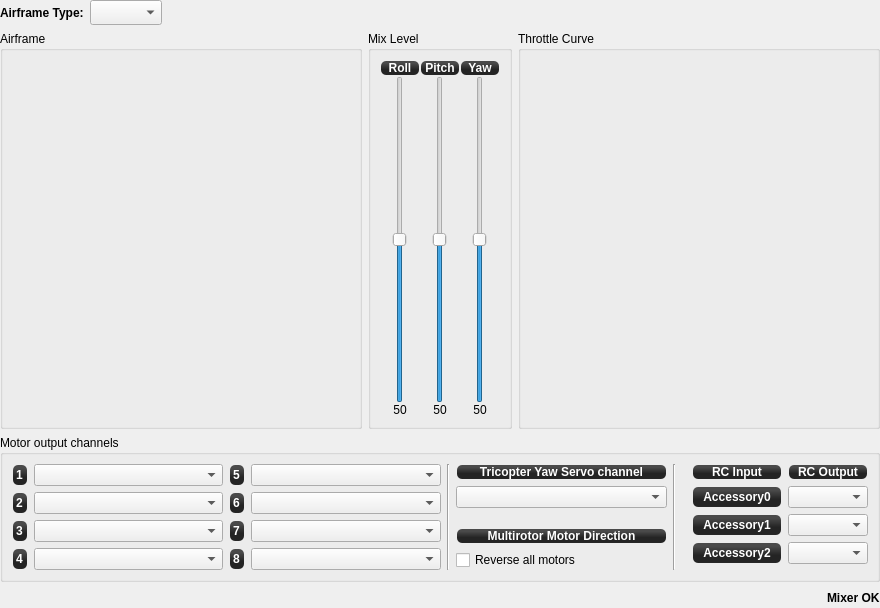
The window that ground/openpilotgcs/src/plugins/config/airframe_multirotor.ui (openpilot/OpenPilot) describes before a commit, drawn with Qt 5.
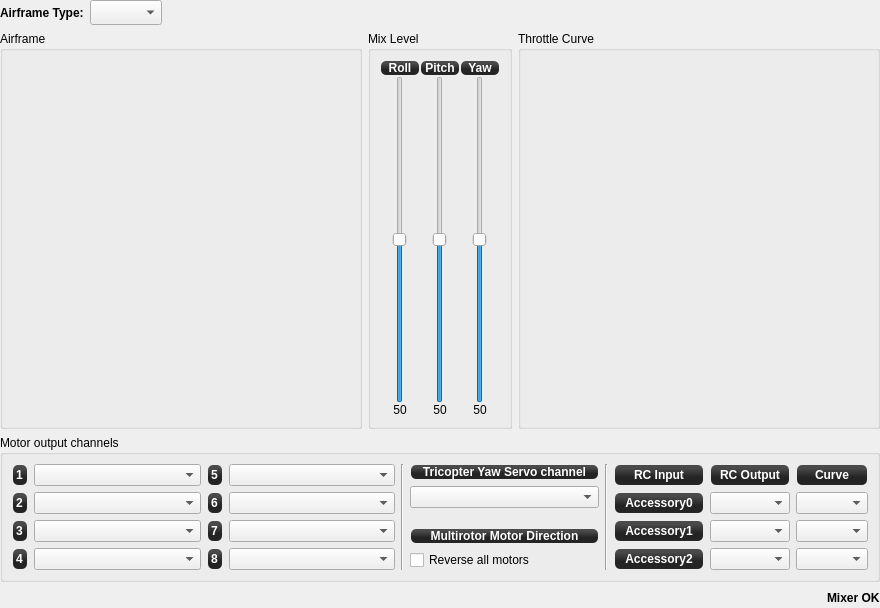
The same window after the commit. Custom widgets are drawn as their Qt base class.

Commit message: OP-1698 Add curve choice for all accessory outputs

```diff
--- a/ground/openpilotgcs/src/plugins/config/airframe_multirotor.ui
+++ b/ground/openpilotgcs/src/plugins/config/airframe_multirotor.ui
@@ -525,28 +525,38 @@
        <number>9</number>
       </property>
       <item row="0" column="6" rowspan="5">
-       <layout class="QFormLayout" name="formLayout">
+       <layout class="QGridLayout" name="gridLayout_3">
         <property name="sizeConstraint">
          <enum>QLayout::SetMaximumSize</enum>
         </property>
-        <property name="fieldGrowthPolicy">
-         <enum>QFormLayout::AllNonFixedFieldsGrow</enum>
-        </property>
         <property name="leftMargin">
-         <number>10</number>
+         <number>0</number>
         </property>
-        <item row="0" column="0">
-         <widget class="QLabel" name="label_2">
+        <item row="1" column="1">
+         <widget class="QComboBox" name="rcOutputChannelBox1">
           <property name="sizePolicy">
-           <sizepolicy hsizetype="Preferred" vsizetype="Preferred">
+           <sizepolicy hsizetype="MinimumExpanding" vsizetype="Fixed">
             <horstretch>0</horstretch>
             <verstretch>0</verstretch>
            </sizepolicy>
           </property>
           <property name="minimumSize">
            <size>
+            <width>80</width>
+            <height>0</height>
+           </size>
+          </property>
+          <property name="toolTip">
+           <string>Select output channel for Accessory0 RcInput</string>
+          </property>
+         </widget>
+        </item>
+        <item row="2" column="0">
+         <widget class="QLabel" name="label_8">
+          <property name="minimumSize">
+           <size>
             <width>90</width>
-            <height>16</height>
+            <height>0</height>
            </size>
           </property>
           <property name="styleSheet">
@@ -557,7 +567,7 @@
 margin:1px;</string>
           </property>
           <property name="text">
-           <string>RC Input</string>
+           <string>Accessory1</string>
           </property>
           <property name="alignment">
            <set>Qt::AlignCenter</set>
@@ -625,31 +635,18 @@
           </property>
          </widget>
         </item>
-        <item row="1" column="1">
-         <widget class="QComboBox" name="rcOutputChannelBox1">
+        <item row="0" column="0">
+         <widget class="QLabel" name="label_2">
           <property name="sizePolicy">
-           <sizepolicy hsizetype="MinimumExpanding" vsizetype="Fixed">
+           <sizepolicy hsizetype="Preferred" vsizetype="Preferred">
             <horstretch>0</horstretch>
             <verstretch>0</verstretch>
            </sizepolicy>
           </property>
-          <property name="minimumSize">
-           <size>
-            <width>80</width>
-            <height>0</height>
-           </size>
-          </property>
-          <property name="toolTip">
-           <string>Select output channel for Accessory0 RcInput</string>
-          </property>
-         </widget>
-        </item>
-        <item row="2" column="0">
-         <widget class="QLabel" name="label_8">
           <property name="minimumSize">
            <size>
             <width>90</width>
-            <height>0</height>
+            <height>16</height>
            </size>
           </property>
           <property name="styleSheet">
@@ -660,13 +657,32 @@
 margin:1px;</string>
           </property>
           <property name="text">
-           <string>Accessory1</string>
+           <string>RC Input</string>
           </property>
           <property name="alignment">
            <set>Qt::AlignCenter</set>
           </property>
          </widget>
         </item>
+        <item row="3" column="1">
+         <widget class="QComboBox" name="rcOutputChannelBox3">
+          <property name="sizePolicy">
+           <sizepolicy hsizetype="MinimumExpanding" vsizetype="Fixed">
+            <horstretch>0</horstretch>
+            <verstretch>0</verstretch>
+           </sizepolicy>
+          </property>
+          <property name="minimumSize">
+           <size>
+            <width>80</width>
+            <height>0</height>
+           </size>
+          </property>
+          <property name="toolTip">
+           <string>Select output channel for Accessory2 RcInput</string>
+          </property>
+         </widget>
+        </item>
         <item row="2" column="1">
          <widget class="QComboBox" name="rcOutputChannelBox2">
           <property name="sizePolicy">
@@ -709,22 +725,44 @@
           </property>
          </widget>
         </item>
-        <item row="3" column="1">
-         <widget class="QComboBox" name="rcOutputChannelBox3">
-          <property name="sizePolicy">
-           <sizepolicy hsizetype="MinimumExpanding" vsizetype="Fixed">
-            <horstretch>0</horstretch>
-            <verstretch>0</verstretch>
-           </sizepolicy>
+        <item row="0" column="2">
+         <widget class="QLabel" name="label_10">
+          <property name="toolTip">
+           <string>RcOutput curve</string>
           </property>
-          <property name="minimumSize">
-           <size>
-            <width>80</width>
-            <height>0</height>
-           </size>
+          <property name="styleSheet">
+           <string notr="true">background-color: qlineargradient(spread:reflect, x1:0.507, y1:0, x2:0.507, y2:0.772, stop:0.208955 rgba(74, 74, 74, 255), stop:0.78607 rgba(36, 36, 36, 255));
+color: rgb(255, 255, 255);
+border-radius: 5;
+font: bold 12px;
+margin:1px;</string>
           </property>
+          <property name="text">
+           <string>Curve</string>
+          </property>
+          <property name="alignment">
+           <set>Qt::AlignCenter</set>
+          </property>
+         </widget>
+        </item>
+        <item row="1" column="2">
+         <widget class="QComboBox" name="rcOutputCurveBox1">
           <property name="toolTip">
-           <string>Select output channel for Accessory2 RcInput</string>
+           <string>Select output curve for Accessory0 RcInput</string>
+          </property>
+         </widget>
+        </item>
+        <item row="2" column="2">
+         <widget class="QComboBox" name="rcOutputCurveBox2">
+          <property name="toolTip">
+           <string>Select output curve for Accessory1 RcInput</string>
+          </property>
+         </widget>
+        </item>
+        <item row="3" column="2">
+         <widget class="QComboBox" name="rcOutputCurveBox3">
+          <property name="toolTip">
+           <string>Select output curve for Accessory2 RcInput</string>
           </property>
          </widget>
         </item>
```
The commit also changes 2 other files.
